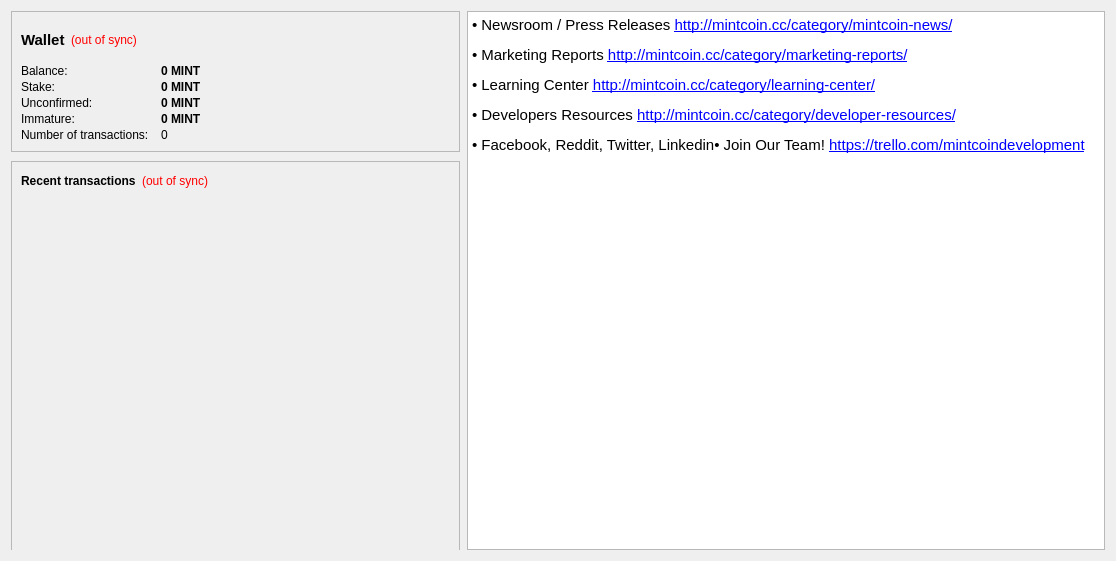
MintcoinCommunity/Mintcoin-Desktop-Wallet, file src/qt/forms/overviewpage.ui: the form before one commit.
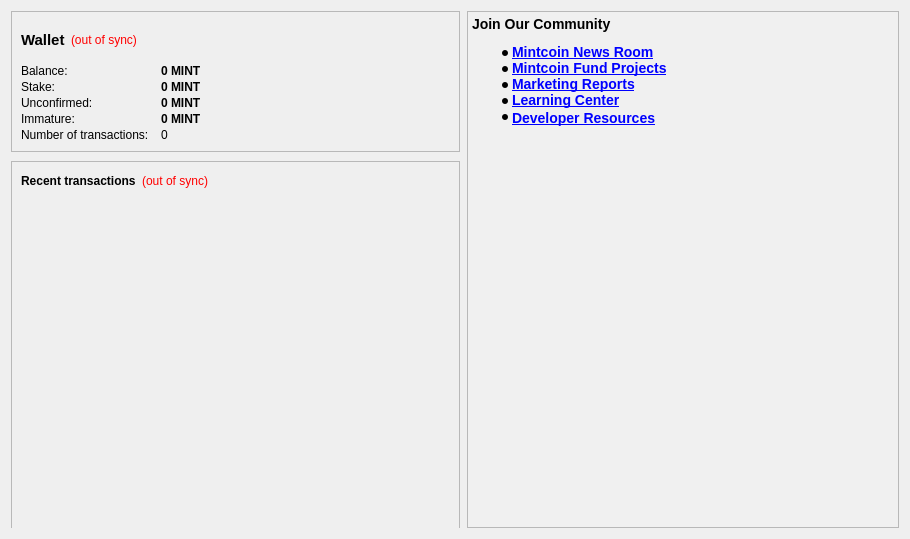
The form after the commit. Icons and pictures are not drawn.

Diff of the .ui file:
```diff
--- a/src/qt/forms/overviewpage.ui
+++ b/src/qt/forms/overviewpage.ui
@@ -6,8 +6,8 @@
    <rect>
     <x>0</x>
     <y>0</y>
-    <width>1116</width>
-    <height>561</height>
+    <width>910</width>
+    <height>539</height>
    </rect>
   </property>
   <property name="minimumSize">
@@ -341,13 +341,14 @@
         <string>&lt;!DOCTYPE HTML PUBLIC &quot;-//W3C//DTD HTML 4.0//EN&quot; &quot;http://www.w3.org/TR/REC-html40/strict.dtd&quot;&gt;
 &lt;html&gt;&lt;head&gt;&lt;meta name=&quot;qrichtext&quot; content=&quot;1&quot; /&gt;&lt;style type=&quot;text/css&quot;&gt;
 p, li { white-space: pre-wrap; }
-&lt;/style&gt;&lt;/head&gt;&lt;body style=&quot; font-family:'Cantarell'; font-size:11pt; font-weight:400; font-style:normal;&quot;&gt;
-&lt;p style=&quot; margin-top:12px; margin-bottom:12px; margin-left:0px; margin-right:0px; -qt-block-indent:0; text-indent:0px;&quot;&gt;• Newsroom / Press Releases &lt;a href=&quot;http://mintcoin.cc/category/mintcoin-news/&quot;&gt;&lt;span style=&quot; text-decoration: underline; color:#0000ff;&quot;&gt;http://mintcoin.cc/category/mintcoin-news/&lt;/span&gt;&lt;/a&gt;&lt;/p&gt;
-&lt;p style=&quot; margin-top:12px; margin-bottom:12px; margin-left:0px; margin-right:0px; -qt-block-indent:0; text-indent:0px;&quot;&gt;• Marketing Reports &lt;a href=&quot;http://mintcoin.cc/category/marketing-reports/&quot;&gt;&lt;span style=&quot; text-decoration: underline; color:#0000ff;&quot;&gt;http://mintcoin.cc/category/marketing-reports/&lt;/span&gt;&lt;/a&gt;&lt;/p&gt;
-&lt;p style=&quot; margin-top:12px; margin-bottom:12px; margin-left:0px; margin-right:0px; -qt-block-indent:0; text-indent:0px;&quot;&gt;• Learning Center &lt;a href=&quot;http://mintcoin.cc/category/learning-center/&quot;&gt;&lt;span style=&quot; text-decoration: underline; color:#0000ff;&quot;&gt;http://mintcoin.cc/category/learning-center/&lt;/span&gt;&lt;/a&gt;&lt;/p&gt;
-&lt;p style=&quot; margin-top:12px; margin-bottom:12px; margin-left:0px; margin-right:0px; -qt-block-indent:0; text-indent:0px;&quot;&gt;• Developers Resources &lt;a href=&quot;http://mintcoin.cc/category/developer-resources/&quot;&gt;&lt;span style=&quot; text-decoration: underline; color:#0000ff;&quot;&gt;http://mintcoin.cc/category/developer-resources/&lt;/span&gt;&lt;/a&gt;&lt;/p&gt;
-&lt;p style=&quot; margin-top:12px; margin-bottom:12px; margin-left:0px; margin-right:0px; -qt-block-indent:0; text-indent:0px;&quot;&gt;• Facebook, Reddit, Twitter, Linkedin• Join Our Team! &lt;a href=&quot;https://trello.com/mintcoindevelopment&quot;&gt;&lt;span style=&quot; text-decoration: underline; color:#0000ff;&quot;&gt;https://trello.com/mintcoindevelopment&lt;/span&gt;&lt;/a&gt;&lt;/p&gt;
-&lt;p style=&quot; margin-top:12px; margin-bottom:12px; margin-left:0px; margin-right:0px; -qt-block-indent:0; text-indent:0px;&quot;&gt;&lt;img src=&quot;:/images/about&quot; /&gt;&lt;/p&gt;&lt;/body&gt;&lt;/html&gt;</string>
+&lt;/style&gt;&lt;/head&gt;&lt;body style=&quot; font-family:'Cantarell'; font-size:11pt; font-weight:400; font-style:normal;&quot; bgcolor=&quot;#f0f0f0&quot;&gt;
+&lt;p style=&quot; margin-top:14px; margin-bottom:12px; margin-left:0px; margin-right:0px; -qt-block-indent:0; text-indent:0px;&quot;&gt;&lt;span style=&quot; font-family:'Odin Rounded'; font-size:large; font-weight:600;&quot;&gt;Join Our Community&lt;/span&gt;&lt;/p&gt;
+&lt;ul style=&quot;margin-top: 0px; margin-bottom: 0px; margin-left: 0px; margin-right: 0px; -qt-list-indent: 1;&quot;&gt;&lt;li style=&quot; font-size:16px;&quot; style=&quot; margin-top:12px; margin-bottom:0px; margin-left:0px; margin-right:0px; -qt-block-indent:0; text-indent:0px;&quot;&gt;&lt;a href=&quot;http://mintcoin.cc/category/mintcoin-news/&quot;&gt;&lt;span style=&quot; font-size:14px; font-weight:600; text-decoration: underline; color:#0000ff;&quot;&gt;Mintcoin News Room&lt;/span&gt;&lt;/a&gt;&lt;span style=&quot; font-size:14px; font-weight:600;&quot;&gt; &lt;/span&gt;&lt;/li&gt;
+&lt;li style=&quot; font-size:16px;&quot; style=&quot; margin-top:0px; margin-bottom:0px; margin-left:0px; margin-right:0px; -qt-block-indent:0; text-indent:0px;&quot;&gt;&lt;a href=&quot;http://mintcoinfund.org/&quot;&gt;&lt;span style=&quot; font-size:14px; font-weight:600; text-decoration: underline; color:#0000ff;&quot;&gt;Mintcoin Fund Projects&lt;/span&gt;&lt;/a&gt;&lt;span style=&quot; font-size:14px; font-weight:600;&quot;&gt; &lt;/span&gt;&lt;/li&gt;
+&lt;li style=&quot; font-size:16px;&quot; style=&quot; margin-top:0px; margin-bottom:0px; margin-left:0px; margin-right:0px; -qt-block-indent:0; text-indent:0px;&quot;&gt;&lt;a href=&quot;http://mintcoin.cc/category/marketing-reports/&quot;&gt;&lt;span style=&quot; font-size:14px; font-weight:600; text-decoration: underline; color:#0000ff;&quot;&gt;Marketing Reports&lt;/span&gt;&lt;/a&gt;&lt;span style=&quot; font-size:14px; font-weight:600;&quot;&gt; &lt;/span&gt;&lt;/li&gt;
+&lt;li style=&quot; font-size:16px;&quot; style=&quot; margin-top:0px; margin-bottom:0px; margin-left:0px; margin-right:0px; -qt-block-indent:0; text-indent:0px;&quot;&gt;&lt;a href=&quot;https://www.youtube.com/playlist?list=PLs12F4R6722zu1nOkXh1qn6MVvz3TgJfX&quot;&gt;&lt;span style=&quot; font-size:14px; font-weight:600; text-decoration: underline; color:#0000ff;&quot;&gt;Learning Center&lt;/span&gt;&lt;/a&gt;&lt;span style=&quot; font-size:14px; font-weight:600;&quot;&gt; &lt;/span&gt;&lt;/li&gt;
+&lt;li style=&quot; font-size:16px;&quot; style=&quot; margin-top:0px; margin-bottom:12px; margin-left:0px; margin-right:0px; -qt-block-indent:0; text-indent:0px;&quot;&gt;&lt;a href=&quot;http://mintcoin.cc/category/developer-resources/&quot;&gt;&lt;span style=&quot; font-size:14px; font-weight:600; text-decoration: underline; color:#0000ff;&quot;&gt;Developer Resources&lt;/span&gt;&lt;/a&gt;&lt;span style=&quot; font-size:16px;&quot;&gt; &lt;/span&gt;&lt;/li&gt;&lt;/ul&gt;
+&lt;p style=&quot; margin-top:12px; margin-bottom:12px; margin-left:0px; margin-right:0px; -qt-block-indent:0; text-indent:0px;&quot;&gt;&lt;img src=&quot;:/images/about&quot; width=&quot;-2&quot; /&gt;&lt;/p&gt;&lt;/body&gt;&lt;/html&gt;</string>
        </property>
        <property name="openExternalLinks">
         <bool>true</bool>
```
